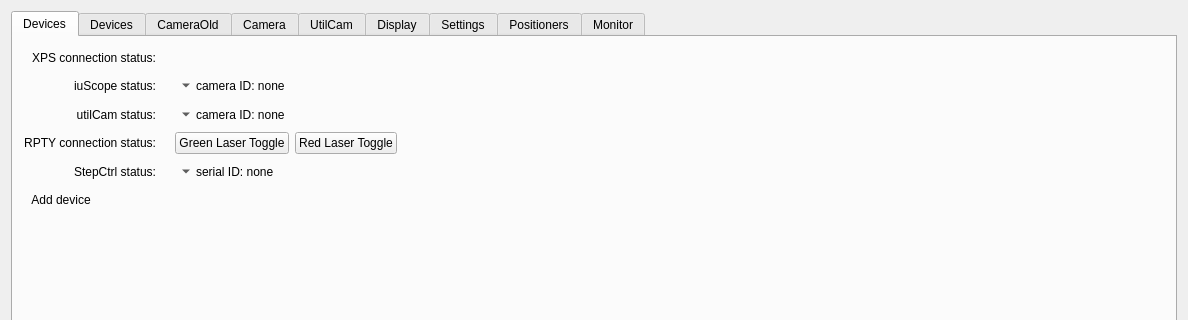
mvxe/MLA-CS, file GUI/mainwindow.ui: the form before one commit; both pictures show x 0 to 1188 and y 0 to 320 of the 1188 by 1007 pixel window.
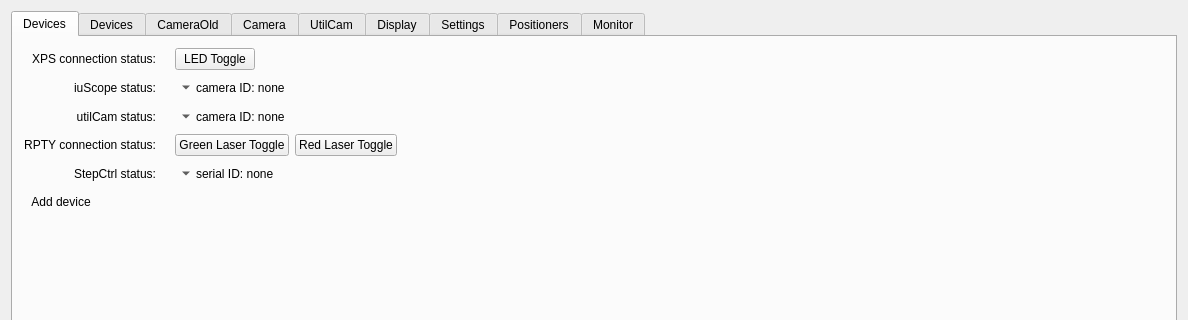
The form after the commit. Icons and pictures are not drawn. Custom widgets are drawn as their Qt base class.

Diff of the .ui file:
```diff
--- a/GUI/mainwindow.ui
+++ b/GUI/mainwindow.ui
@@ -382,19 +382,6 @@
           </item>
          </layout>
         </item>
-        <item row="0" column="4">
-         <spacer name="horizontalSpacer_2">
-          <property name="orientation">
-           <enum>Qt::Horizontal</enum>
-          </property>
-          <property name="sizeHint" stdset="0">
-           <size>
-            <width>40</width>
-            <height>20</height>
-           </size>
-          </property>
-         </spacer>
-        </item>
         <item row="2" column="1">
          <widget class="QLabel" name="si_utilCam">
           <property name="maximumSize">
@@ -445,6 +432,30 @@
           </item>
          </layout>
         </item>
+        <item row="0" column="4">
+         <layout class="QHBoxLayout" name="horizontalLayout_23">
+          <item>
+           <widget class="QPushButton" name="pushButton_16">
+            <property name="text">
+             <string>LED Toggle</string>
+            </property>
+           </widget>
+          </item>
+          <item>
+           <spacer name="horizontalSpacer_2">
+            <property name="orientation">
+             <enum>Qt::Horizontal</enum>
+            </property>
+            <property name="sizeHint" stdset="0">
+             <size>
+              <width>40</width>
+              <height>20</height>
+             </size>
+            </property>
+           </spacer>
+          </item>
+         </layout>
+        </item>
        </layout>
       </widget>
       <widget class="QWidget" name="tab_dev">
```
